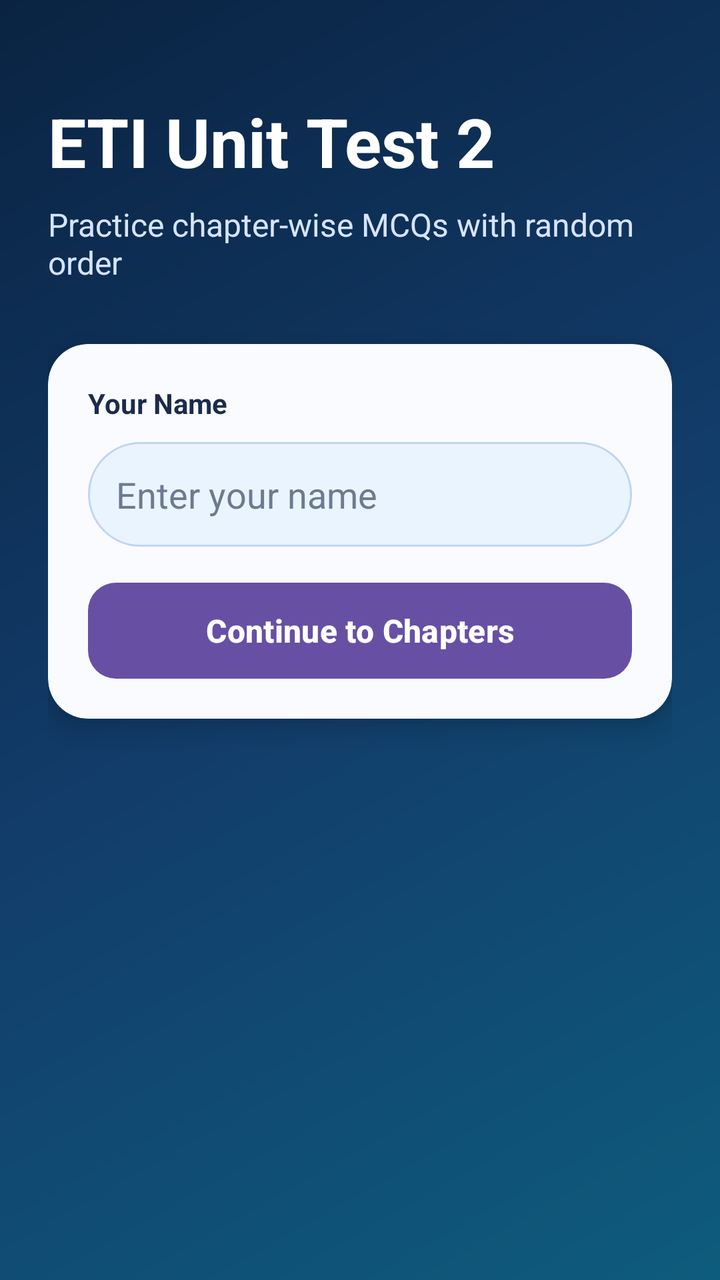
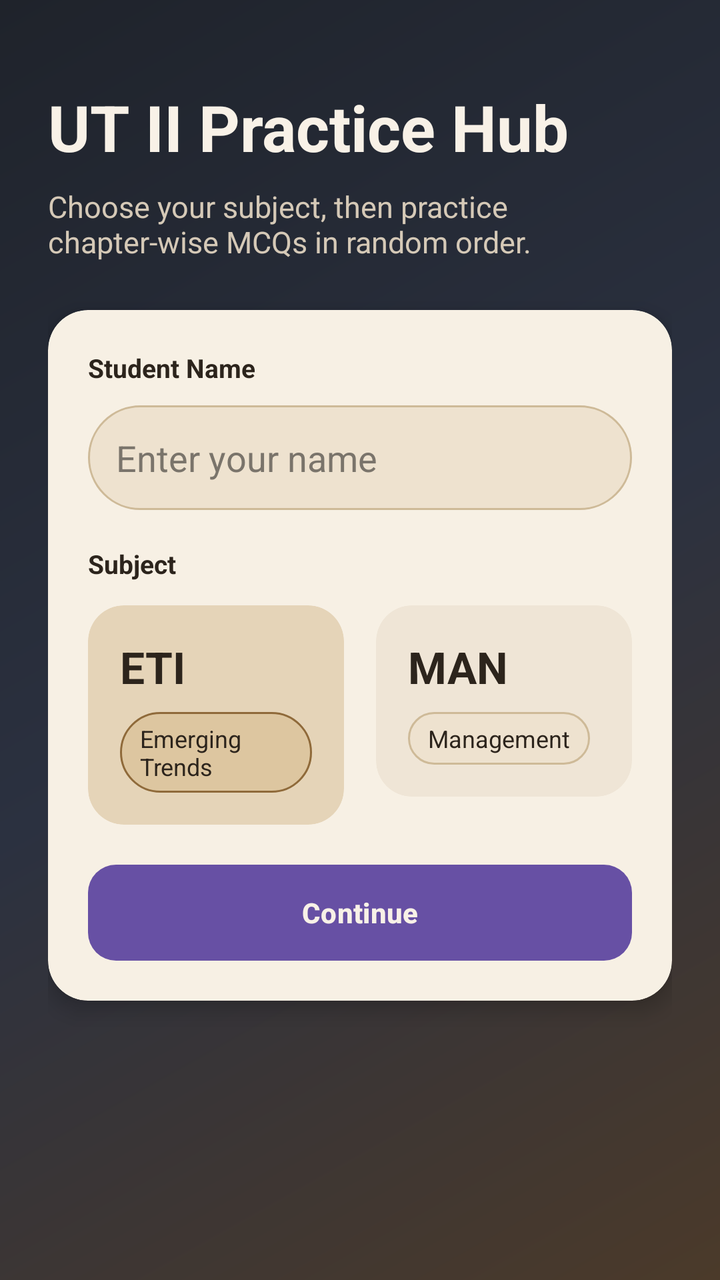

Two renders of the same Android screen: before a commit and after it. Below are the layout's source before the change and the commit's diff.
<!-- AndroidManifest.xml: application theme Theme.MCQForUT1 -->
<!-- res/layout/activity_main.xml -->
﻿<?xml version="1.0" encoding="utf-8"?>
<ScrollView xmlns:android="http://schemas.android.com/apk/res/android"
    android:layout_width="match_parent"
    android:layout_height="match_parent"
    android:background="@drawable/bg_gradient_main"
    android:fillViewport="true">

    <LinearLayout
        android:layout_width="match_parent"
        android:layout_height="wrap_content"
        android:orientation="vertical"
        android:padding="24dp">

        <TextView
            android:id="@+id/tvTitle"
            android:layout_width="match_parent"
            android:layout_height="wrap_content"
            android:layout_marginTop="24dp"
            android:text="ETI Unit Test 2"
            android:textColor="@android:color/white"
            android:textSize="34sp"
            android:textStyle="bold" />

        <TextView
            android:layout_width="match_parent"
            android:layout_height="wrap_content"
            android:layout_marginTop="8dp"
            android:text="Practice chapter-wise MCQs with random order"
            android:textColor="#D6E4FF"
            android:textSize="16sp" />

        <androidx.cardview.widget.CardView
            android:layout_width="match_parent"
            android:layout_height="wrap_content"
            android:layout_marginTop="30dp"
            app:cardBackgroundColor="#F9FBFF"
            app:cardCornerRadius="20dp"
            app:cardElevation="8dp"
            xmlns:app="http://schemas.android.com/apk/res-auto">

            <LinearLayout
                android:layout_width="match_parent"
                android:layout_height="wrap_content"
                android:orientation="vertical"
                android:padding="20dp">

                <TextView
                    android:layout_width="wrap_content"
                    android:layout_height="wrap_content"
                    android:text="Your Name"
                    android:textColor="#1C2B4A"
                    android:textSize="14sp"
                    android:textStyle="bold" />

                <EditText
                    android:id="@+id/etUsername"
                    android:layout_width="match_parent"
                    android:layout_height="wrap_content"
                    android:layout_marginTop="10dp"
                    android:background="@drawable/bg_chip"
                    android:ems="10"
                    android:hint="Enter your name"
                    android:inputType="textPersonName"
                    android:padding="14dp"
                    android:textColor="#10213B"
                    android:textColorHint="#6D7A90" />

                <Button
                    android:id="@+id/btnContinue"
                    android:layout_width="match_parent"
                    android:layout_height="wrap_content"
                    android:layout_marginTop="18dp"
                    android:background="@drawable/bg_card"
                    android:text="Continue to Chapters"
                    android:textAllCaps="false"
                    android:textColor="@android:color/white"
                    android:textSize="16sp"
                    android:textStyle="bold" />

            </LinearLayout>
        </androidx.cardview.widget.CardView>

    </LinearLayout>
</ScrollView>
<!-- resources referenced by this layout -->
<resources>
  <!-- drawable bg_card (drawable) -->
  ﻿<?xml version="1.0" encoding="utf-8"?>
  <shape xmlns:android="http://schemas.android.com/apk/res/android" android:shape="rectangle">
      <corners android:radius="14dp" />
      <gradient android:angle="0" android:startColor="#1E7CC5" android:endColor="#24A3B8" />
  </shape>
  <!-- drawable bg_chip (drawable) -->
  ﻿<?xml version="1.0" encoding="utf-8"?>
  <shape xmlns:android="http://schemas.android.com/apk/res/android" android:shape="rectangle">
      <corners android:radius="999dp" />
      <solid android:color="#EAF4FF" />
      <stroke android:width="1dp" android:color="#BED5F3" />
  </shape>
  <!-- drawable bg_gradient_main (drawable) -->
  ﻿<?xml version="1.0" encoding="utf-8"?>
  <shape xmlns:android="http://schemas.android.com/apk/res/android" android:shape="rectangle">
      <gradient
          android:angle="315"
          android:startColor="#0A2342"
          android:centerColor="#123C6A"
          android:endColor="#0E5C7D" />
  </shape>
  <style name="Theme.MCQForUT1" parent="Base.Theme.MCQForUT1" />
  <style name="Base.Theme.MCQForUT1" parent="Theme.Material3.DayNight.NoActionBar">
          
          
      </style>
</resources>

<!-- the commit's change to res/layout/activity_main.xml (unified diff, before → after) -->
@@ -1,5 +1,6 @@
 ﻿<?xml version="1.0" encoding="utf-8"?>
 <ScrollView xmlns:android="http://schemas.android.com/apk/res/android"
+    xmlns:app="http://schemas.android.com/apk/res-auto"
     android:layout_width="match_parent"
     android:layout_height="match_parent"
     android:background="@drawable/bg_gradient_main"
@@ -12,31 +13,29 @@
         android:padding="24dp">
 
         <TextView
-            android:id="@+id/tvTitle"
-            android:layout_width="match_parent"
+            android:layout_width="wrap_content"
             android:layout_height="wrap_content"
-            android:layout_marginTop="24dp"
-            android:text="ETI Unit Test 2"
-            android:textColor="@android:color/white"
-            android:textSize="34sp"
+            android:layout_marginTop="18dp"
+            android:text="UT II Practice Hub"
+            android:textColor="@color/ink_light"
+            android:textSize="32sp"
             android:textStyle="bold" />
 
         <TextView
             android:layout_width="match_parent"
             android:layout_height="wrap_content"
             android:layout_marginTop="8dp"
-            android:text="Practice chapter-wise MCQs with random order"
-            android:textColor="#D6E4FF"
-            android:textSize="16sp" />
+            android:text="Choose your subject, then practice chapter-wise MCQs in random order."
+            android:textColor="@color/ink_muted"
+            android:textSize="15sp" />
 
         <androidx.cardview.widget.CardView
             android:layout_width="match_parent"
             android:layout_height="wrap_content"
-            android:layout_marginTop="30dp"
-            app:cardBackgroundColor="#F9FBFF"
+            android:layout_marginTop="24dp"
+            app:cardBackgroundColor="@color/surface_panel"
             app:cardCornerRadius="20dp"
-            app:cardElevation="8dp"
-            xmlns:app="http://schemas.android.com/apk/res-auto">
+            app:cardElevation="6dp">
 
             <LinearLayout
                 android:layout_width="match_parent"
@@ -47,9 +46,9 @@
                 <TextView
                     android:layout_width="wrap_content"
                     android:layout_height="wrap_content"
-                    android:text="Your Name"
-                    android:textColor="#1C2B4A"
-                    android:textSize="14sp"
+                    android:text="Student Name"
+                    android:textColor="@color/ink_dark"
+                    android:textSize="13sp"
                     android:textStyle="bold" />
 
                 <EditText
@@ -58,27 +57,119 @@
                     android:layout_height="wrap_content"
                     android:layout_marginTop="10dp"
                     android:background="@drawable/bg_chip"
-                    android:ems="10"
                     android:hint="Enter your name"
                     android:inputType="textPersonName"
                     android:padding="14dp"
-                    android:textColor="#10213B"
-                    android:textColorHint="#6D7A90" />
+                    android:textColor="@color/ink_dark"
+                    android:textColorHint="#7A746B" />
+
+                <TextView
+                    android:layout_width="wrap_content"
+                    android:layout_height="wrap_content"
+                    android:layout_marginTop="18dp"
+                    android:text="Subject"
+                    android:textColor="@color/ink_dark"
+                    android:textSize="13sp"
+                    android:textStyle="bold" />
+
+                <LinearLayout
+                    android:layout_width="match_parent"
+                    android:layout_height="wrap_content"
+                    android:layout_marginTop="12dp"
+                    android:orientation="horizontal">
+
+                    <androidx.cardview.widget.CardView
+                        android:id="@+id/cardEti"
+                        android:layout_width="0dp"
+                        android:layout_height="wrap_content"
+                        android:layout_marginEnd="8dp"
+                        android:layout_weight="1"
+                        android:clickable="true"
+                        android:focusable="true"
+                        app:cardBackgroundColor="@color/surface_highlight"
+                        app:cardCornerRadius="18dp"
+                        app:cardElevation="0dp">
+
+                        <LinearLayout
+                            android:layout_width="match_parent"
+                            android:layout_height="wrap_content"
+                            android:orientation="vertical"
+                            android:padding="16dp">
+
+                            <TextView
+                                android:layout_width="wrap_content"
+                                android:layout_height="wrap_content"
+                                android:text="ETI"
+                                android:textColor="@color/ink_dark"
+                                android:textSize="22sp"
+                                android:textStyle="bold" />
+
+                            <TextView
+                                android:id="@+id/tvEtiTag"
+                                android:layout_width="wrap_content"
+                                android:layout_height="wrap_content"
+                                android:layout_marginTop="8dp"
+                                android:background="@drawable/bg_chip_active"
+                                android:paddingHorizontal="10dp"
+                                android:paddingVertical="5dp"
+                                android:text="Emerging Trends"
+                                android:textColor="@color/ink_dark"
+                                android:textSize="12sp" />
+                        </LinearLayout>
+                    </androidx.cardview.widget.CardView>
+
+                    <androidx.cardview.widget.CardView
+                        android:id="@+id/cardMan"
+                        android:layout_width="0dp"
+                        android:layout_height="wrap_content"
+                        android:layout_marginStart="8dp"
+                        android:layout_weight="1"
+                        android:clickable="true"
+                        android:focusable="true"
+                        app:cardBackgroundColor="@color/surface_card"
+                        app:cardCornerRadius="18dp"
+                        app:cardElevation="0dp">
+
+                        <LinearLayout
+                            android:layout_width="match_parent"
+                            android:layout_height="wrap_content"
+                            android:orientation="vertical"
+                            android:padding="16dp">
+
+                            <TextView
+                                android:layout_width="wrap_content"
+                                android:layout_height="wrap_content"
+                                android:text="MAN"
+                                android:textColor="@color/ink_dark"
+                                android:textSize="22sp"
+                                android:textStyle="bold" />
+
+                            <TextView
+                                android:id="@+id/tvManTag"
+                                android:layout_width="wrap_content"
+                                android:layout_height="wrap_content"
+                                android:layout_marginTop="8dp"
+                                android:background="@drawable/bg_chip"
+                                android:paddingHorizontal="10dp"
+                                android:paddingVertical="5dp"
+                                android:text="Management"
+                                android:textColor="@color/ink_dark"
+                                android:textSize="12sp" />
+                        </LinearLayout>
+                    </androidx.cardview.widget.CardView>
+                </LinearLayout>
 
                 <Button
                     android:id="@+id/btnContinue"
                     android:layout_width="match_parent"
                     android:layout_height="wrap_content"
-                    android:layout_marginTop="18dp"
+                    android:layout_marginTop="20dp"
                     android:background="@drawable/bg_card"
-                    android:text="Continue to Chapters"
+                    android:text="Continue"
                     android:textAllCaps="false"
-                    android:textColor="@android:color/white"
-                    android:textSize="16sp"
+                    android:textColor="@color/ink_light"
                     android:textStyle="bold" />
-
             </LinearLayout>
         </androidx.cardview.widget.CardView>
-
     </LinearLayout>
 </ScrollView>
<!-- resource entries referenced after the edit -->
@@ -1,26 +1,39 @@
 <!-- resources referenced by this layout -->
 <resources>
+  <color name="ink_dark">#2C241C</color>
+  <color name="ink_light">#F8F1E7</color>
+  <color name="ink_muted">#D5C9B7</color>
+  <color name="surface_card">#EFE5D6</color>
+  <color name="surface_highlight">#E5D4B8</color>
+  <color name="surface_panel">#F7F0E4</color>
   <!-- drawable bg_card (drawable) -->
   ﻿<?xml version="1.0" encoding="utf-8"?>
   <shape xmlns:android="http://schemas.android.com/apk/res/android" android:shape="rectangle">
       <corners android:radius="14dp" />
-      <gradient android:angle="0" android:startColor="#1E7CC5" android:endColor="#24A3B8" />
+      <gradient android:angle="0" android:startColor="#8F6A3A" android:endColor="#6F522F" />
   </shape>
   <!-- drawable bg_chip (drawable) -->
   ﻿<?xml version="1.0" encoding="utf-8"?>
   <shape xmlns:android="http://schemas.android.com/apk/res/android" android:shape="rectangle">
       <corners android:radius="999dp" />
-      <solid android:color="#EAF4FF" />
-      <stroke android:width="1dp" android:color="#BED5F3" />
+      <solid android:color="#EEE2CF" />
+      <stroke android:width="1dp" android:color="#CEBA98" />
+  </shape>
+  <!-- drawable bg_chip_active (drawable) -->
+  ﻿<?xml version="1.0" encoding="utf-8"?>
+  <shape xmlns:android="http://schemas.android.com/apk/res/android" android:shape="rectangle">
+      <corners android:radius="999dp" />
+      <solid android:color="#DDC6A0" />
+      <stroke android:width="1dp" android:color="#8F6A3A" />
   </shape>
   <!-- drawable bg_gradient_main (drawable) -->
   ﻿<?xml version="1.0" encoding="utf-8"?>
   <shape xmlns:android="http://schemas.android.com/apk/res/android" android:shape="rectangle">
       <gradient
           android:angle="315"
-          android:startColor="#0A2342"
-          android:centerColor="#123C6A"
-          android:endColor="#0E5C7D" />
+          android:startColor="#1F232B"
+          android:centerColor="#2B3140"
+          android:endColor="#4B3A2A" />
   </shape>
   <style name="Theme.MCQForUT1" parent="Base.Theme.MCQForUT1" />
   <style name="Base.Theme.MCQForUT1" parent="Theme.Material3.DayNight.NoActionBar">
